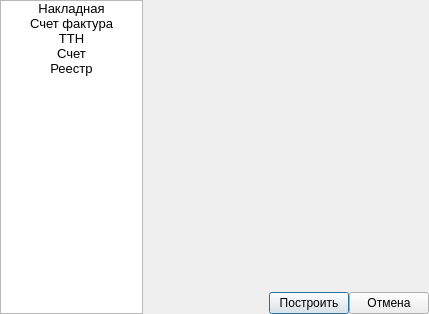
Meller008/CRM-Avi, file ui/order_doc_list.ui: the form before one commit.
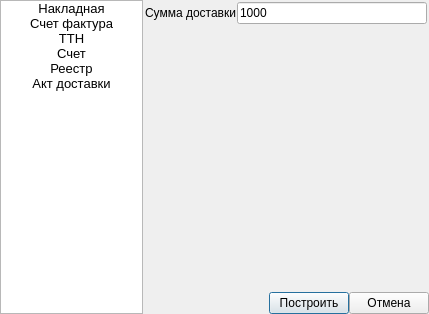
The form after the commit. The open tabs and pages were chosen to show the change.

Commit message: работа - Добавлен АКТ в доки заказов

The edit to the form file:
```diff
--- a/ui/order_doc_list.ui
+++ b/ui/order_doc_list.ui
@@ -690,6 +690,59 @@
        </item>
       </layout>
      </widget>
+     <widget class="QWidget" name="page_6">
+      <layout class="QGridLayout" name="gridLayout_14">
+       <property name="leftMargin">
+        <number>2</number>
+       </property>
+       <property name="topMargin">
+        <number>2</number>
+       </property>
+       <property name="rightMargin">
+        <number>2</number>
+       </property>
+       <property name="bottomMargin">
+        <number>2</number>
+       </property>
+       <property name="horizontalSpacing">
+        <number>2</number>
+       </property>
+       <property name="verticalSpacing">
+        <number>5</number>
+       </property>
+       <item row="0" column="0">
+        <layout class="QHBoxLayout" name="horizontalLayout">
+         <item>
+          <widget class="QLabel" name="label_6">
+           <property name="text">
+            <string>Сумма доставки</string>
+           </property>
+          </widget>
+         </item>
+         <item>
+          <widget class="QLineEdit" name="le_act_price">
+           <property name="text">
+            <string>1000</string>
+           </property>
+          </widget>
+         </item>
+        </layout>
+       </item>
+       <item row="1" column="0">
+        <spacer name="verticalSpacer_5">
+         <property name="orientation">
+          <enum>Qt::Vertical</enum>
+         </property>
+         <property name="sizeHint" stdset="0">
+          <size>
+           <width>20</width>
+           <height>40</height>
+          </size>
+         </property>
+        </spacer>
+       </item>
+      </layout>
+     </widget>
     </widget>
    </item>
    <item row="1" column="1">
@@ -774,6 +827,14 @@
        <set>AlignCenter</set>
       </property>
      </item>
+     <item>
+      <property name="text">
+       <string>Акт доставки</string>
+      </property>
+      <property name="textAlignment">
+       <set>AlignCenter</set>
+      </property>
+     </item>
     </widget>
    </item>
   </layout>
```
The commit also changes 2 other files.
